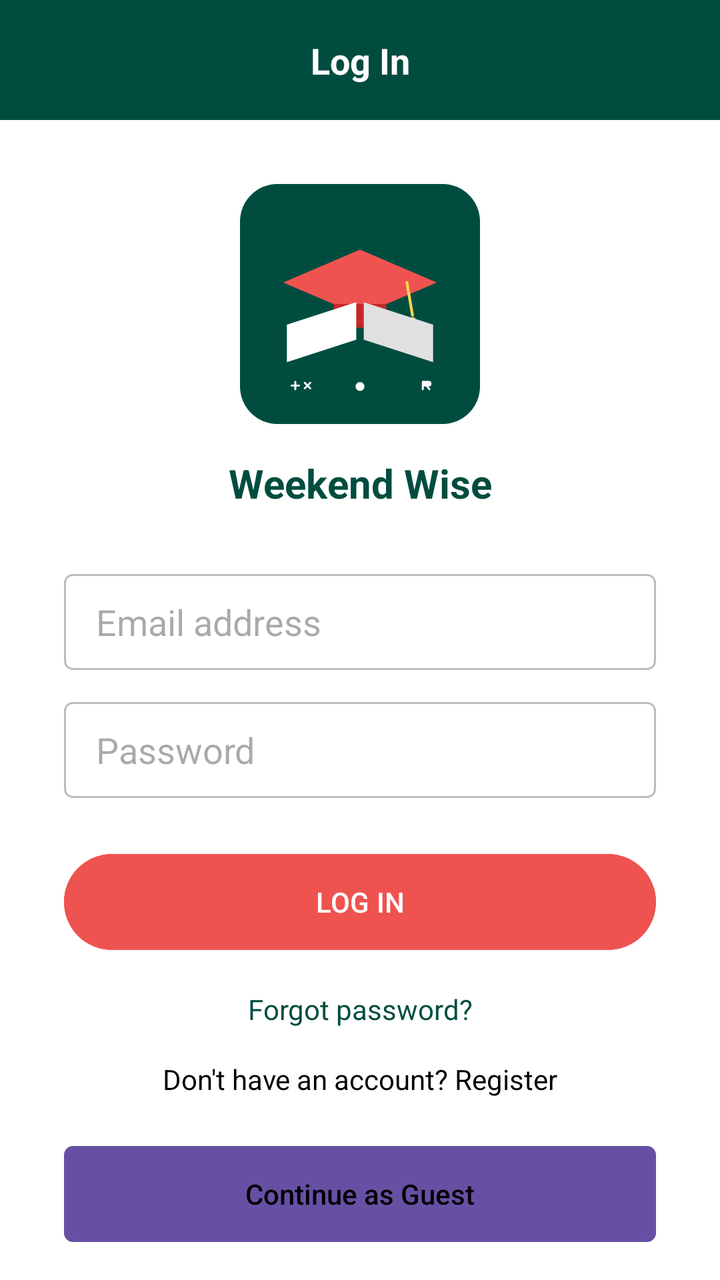
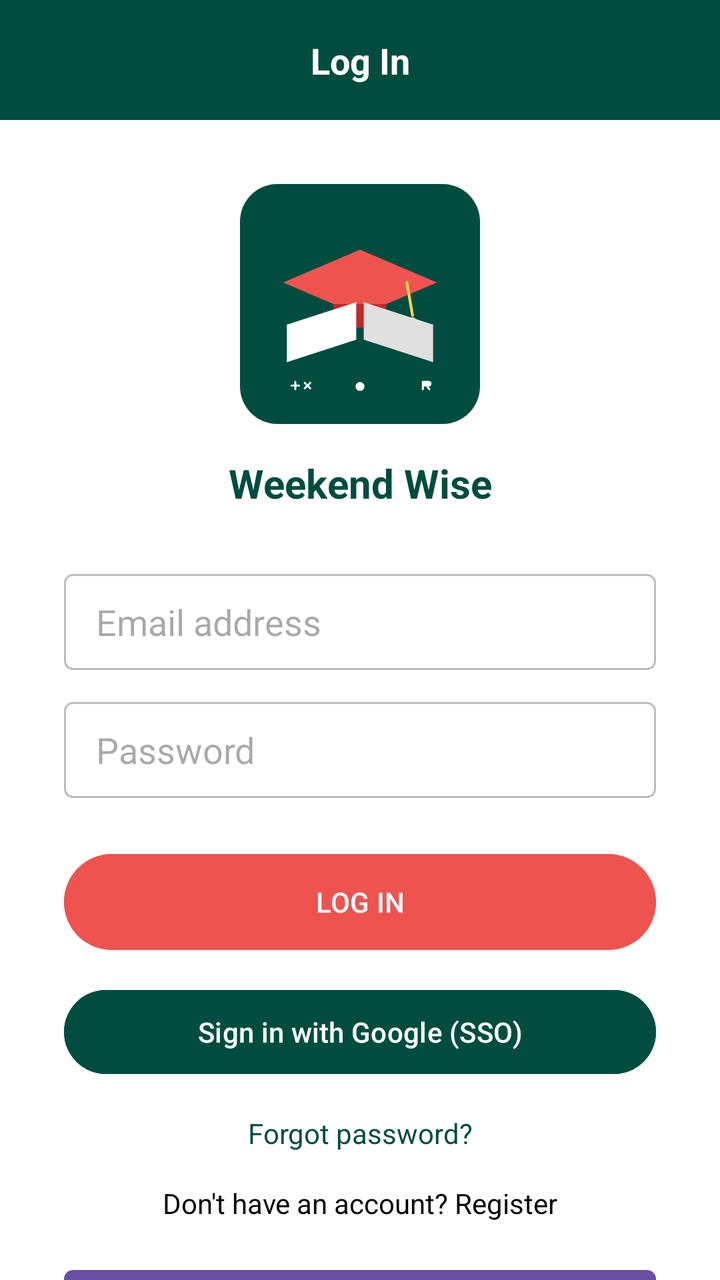

Two renders of the same Android screen: before a commit and after it. Below are the layout's source before the change and the commit's diff.
<!-- AndroidManifest.xml: application theme Theme.WeekendWize -->
<!-- res/layout/activity_main.xml -->
<?xml version="1.0" encoding="utf-8"?>
<androidx.constraintlayout.widget.ConstraintLayout xmlns:android="http://schemas.android.com/apk/res/android"
    xmlns:app="http://schemas.android.com/apk/res-auto"
    xmlns:tools="http://schemas.android.com/tools"
    android:id="@+id/main"
    android:layout_width="match_parent"
    android:layout_height="match_parent"
    android:background="@color/white"
    tools:context=".MainActivity">

    <View
        android:id="@+id/topBar"
        android:layout_width="0dp"
        android:layout_height="60dp"
        android:background="@color/primary_teal"
        app:layout_constraintEnd_toEndOf="parent"
        app:layout_constraintStart_toStartOf="parent"
        app:layout_constraintTop_toTopOf="parent" />

    <TextView
        android:id="@+id/tvLoginTitle"
        android:layout_width="wrap_content"
        android:layout_height="wrap_content"
        android:text="@string/login_title"
        android:textColor="@color/white"
        android:textSize="18sp"
        android:textStyle="bold"
        app:layout_constraintBottom_toBottomOf="@+id/topBar"
        app:layout_constraintEnd_toEndOf="@+id/topBar"
        app:layout_constraintStart_toStartOf="@+id/topBar"
        app:layout_constraintTop_toTopOf="@+id/topBar" />

    <ImageView
        android:id="@+id/ivLogo"
        android:layout_width="120dp"
        android:layout_height="120dp"
        android:layout_marginTop="32dp"
        android:src="@drawable/ic_app_logo"
        app:layout_constraintEnd_toEndOf="parent"
        app:layout_constraintStart_toStartOf="parent"
        app:layout_constraintTop_toBottomOf="@+id/topBar" />

    <TextView
        android:id="@+id/tvBrandName"
        android:layout_width="wrap_content"
        android:layout_height="wrap_content"
        android:layout_marginTop="16dp"
        android:text="@string/weekend_wise"
        android:textColor="@color/primary_teal"
        android:textSize="20sp"
        android:textStyle="bold"
        app:layout_constraintEnd_toEndOf="parent"
        app:layout_constraintStart_toStartOf="parent"
        app:layout_constraintTop_toBottomOf="@+id/ivLogo" />

    <EditText
        android:id="@+id/etEmail"
        android:layout_width="0dp"
        android:layout_height="48dp"
        android:layout_marginStart="32dp"
        android:layout_marginTop="32dp"
        android:layout_marginEnd="32dp"
        android:background="@drawable/edit_text_border"
        android:hint="@string/email_address"
        android:inputType="textEmailAddress"
        android:paddingStart="16dp"
        android:paddingEnd="16dp"
        app:layout_constraintEnd_toEndOf="parent"
        app:layout_constraintStart_toStartOf="parent"
        app:layout_constraintTop_toBottomOf="@+id/tvBrandName" />

    <EditText
        android:id="@+id/etPassword"
        android:layout_width="0dp"
        android:layout_height="48dp"
        android:layout_marginStart="32dp"
        android:layout_marginTop="16dp"
        android:layout_marginEnd="32dp"
        android:background="@drawable/edit_text_border"
        android:hint="@string/password"
        android:inputType="textPassword"
        android:paddingStart="16dp"
        android:paddingEnd="16dp"
        app:layout_constraintEnd_toEndOf="parent"
        app:layout_constraintStart_toStartOf="parent"
        app:layout_constraintTop_toBottomOf="@+id/etEmail" />

    <Button
        android:id="@+id/btnLogin"
        android:layout_width="0dp"
        android:layout_height="56dp"
        android:layout_marginStart="32dp"
        android:layout_marginTop="24dp"
        android:layout_marginEnd="32dp"
        android:backgroundTint="@color/login_button_red"
        android:text="@string/log_in_button"
        android:textColor="@color/white"
        app:layout_constraintEnd_toEndOf="parent"
        app:layout_constraintStart_toStartOf="parent"
        app:layout_constraintTop_toBottomOf="@+id/etPassword" />

    <TextView
        android:id="@+id/tvForgotPassword"
        android:layout_width="wrap_content"
        android:layout_height="wrap_content"
        android:layout_marginTop="16dp"
        android:text="@string/forgot_password"
        android:textColor="@color/primary_teal"
        app:layout_constraintEnd_toEndOf="parent"
        app:layout_constraintStart_toStartOf="parent"
        app:layout_constraintTop_toBottomOf="@+id/btnLogin" />

    <TextView
        android:id="@+id/tvRegister"
        android:layout_width="wrap_content"
        android:layout_height="wrap_content"
        android:layout_marginTop="16dp"
        android:text="@string/dont_have_account_register"
        android:textColor="@color/black"
        app:layout_constraintEnd_toEndOf="parent"
        app:layout_constraintStart_toStartOf="parent"
        app:layout_constraintTop_toBottomOf="@+id/tvForgotPassword" />

    <Button
        android:id="@+id/btnGuest"
        style="?android:attr/borderlessButtonStyle"
        android:layout_width="0dp"
        android:layout_height="48dp"
        android:layout_marginStart="32dp"
        android:layout_marginTop="24dp"
        android:layout_marginEnd="32dp"
        android:background="@drawable/edit_text_border"
        android:text="@string/continue_as_guest"
        android:textAllCaps="false"
        android:textColor="@color/black"
        app:layout_constraintEnd_toEndOf="parent"
        app:layout_constraintStart_toStartOf="parent"
        app:layout_constraintTop_toBottomOf="@+id/tvRegister" />

</androidx.constraintlayout.widget.ConstraintLayout>
<!-- resources referenced by this layout -->
<resources>
  <color name="black">#FF000000</color>
  <color name="login_button_red">#EF5350</color>
  <color name="primary_teal">#004D40</color>
  <color name="white">#FFFFFFFF</color>
  <!-- drawable edit_text_border (drawable) -->
  <?xml version="1.0" encoding="utf-8"?>
  <shape xmlns:android="http://schemas.android.com/apk/res/android">
      <stroke android:width="1dp" android:color="@color/input_field_border" />
      <corners android:radius="4dp" />
      <solid android:color="@color/white" />
  </shape>
  <!-- drawable ic_app_logo (drawable) -->
  <vector xmlns:android="http://schemas.android.com/apk/res/android"
      android:width="256dp"
      android:height="256dp"
      android:viewportWidth="256"
      android:viewportHeight="256">
      
      <path
          android:fillColor="#004D40"
          android:pathData="M40,0 L216,0 A40,40 0,0 1 256,40 L256,216 A40,40 0,0 1 216,256 L40,256 A40,40 0,0 1 0,216 L0,40 A40,40 0,0 1 40,0 Z" />
  
      
      <path
          android:fillColor="#EF5350"
          android:pathData="M128,70 L210,105 L128,140 L46,105 Z" />
      <path
          android:fillColor="#C62828"
          android:pathData="M100,128 L100,148 C100,155 156,155 156,148 L156,128 Z" />
  
      
      <path
          android:fillColor="#FFD54F"
          android:pathData="M178,105 L184,140"
          android:strokeColor="#FFD54F"
          android:strokeWidth="3"
          android:strokeLineCap="round"/>
      <path
          android:fillColor="#FFD54F"
          android:pathData="M184,142 A4,4 0,1 1 183.9,142 Z" />
  
      
      <path
          android:fillColor="#FFFFFF"
          android:pathData="M50,150 L124,126 L124,166 L50,190 Z" />
      <path
          android:fillColor="#E0E0E0"
          android:pathData="M132,126 L206,150 L206,190 L132,166 Z" />
  
      
      
      
      <path
          android:fillColor="#FFFFFF"
          android:pathData="M55,215 L63,215 M59,211 L59,219 M69,212 L75,218 M75,212 L69,218"
          android:strokeColor="#FFFFFF"
          android:strokeWidth="2"
          android:strokeLineCap="round" />
  
      
      <path
          android:fillColor="#FFFFFF"
          android:pathData="M128,212 A4,4 0,1 0 128,220 A4,4 0,1 0 128,212 Z"
          android:strokeColor="#FFFFFF"
          android:strokeWidth="1.5" />
  
      
      <path
          android:fillColor="#FFFFFF"
          android:pathData="M195,211 L201,211 C204,211 204,215 201,215 L195,215 L195,219 M195,211 L195,219 M199,215 L202,219"
          android:strokeColor="#FFFFFF"
          android:strokeWidth="2"
          android:strokeLineCap="round"
          android:strokeLineJoin="round" />
  </vector>
  <string name="continue_as_guest">Continue as Guest</string>
  <string name="dont_have_account_register">Don\'t have an account? Register</string>
  <string name="email_address">Email address</string>
  <string name="forgot_password">Forgot password?</string>
  <string name="log_in_button">LOG IN</string>
  <string name="login_title">Log In</string>
  <string name="password">Password</string>
  <string name="weekend_wise">Weekend Wise</string>
  <style name="Theme.WeekendWize" parent="Base.Theme.WeekendWize" />
  <color name="input_field_border">#BDBDBD</color>
  <style name="Base.Theme.WeekendWize" parent="Theme.Material3.DayNight.NoActionBar">
          
          
      </style>
</resources>

<!-- the commit's change to res/layout/activity_main.xml (unified diff, before → after) -->
@@ -99,6 +99,21 @@
         app:layout_constraintStart_toStartOf="parent"
         app:layout_constraintTop_toBottomOf="@+id/etPassword" />
 
+    <Button
+        android:id="@+id/btnGoogleSso"
+        android:layout_width="0dp"
+        android:layout_height="50dp"
+        android:layout_marginStart="32dp"
+        android:layout_marginTop="12dp"
+        android:layout_marginEnd="32dp"
+        android:backgroundTint="@color/primary_teal"
+        android:text="@string/sso_google_login"
+        android:textAllCaps="false"
+        android:textColor="@color/white"
+        app:layout_constraintEnd_toEndOf="parent"
+        app:layout_constraintStart_toStartOf="parent"
+        app:layout_constraintTop_toBottomOf="@+id/btnLogin" />
+
     <TextView
         android:id="@+id/tvForgotPassword"
         android:layout_width="wrap_content"
@@ -108,7 +123,7 @@
         android:textColor="@color/primary_teal"
         app:layout_constraintEnd_toEndOf="parent"
         app:layout_constraintStart_toStartOf="parent"
-        app:layout_constraintTop_toBottomOf="@+id/btnLogin" />
+        app:layout_constraintTop_toBottomOf="@+id/btnGoogleSso" />
 
     <TextView
         android:id="@+id/tvRegister"
<!-- resource entries referenced after the edit -->
@@ -82,6 +82,7 @@
   <string name="log_in_button">LOG IN</string>
   <string name="login_title">Log In</string>
   <string name="password">Password</string>
+  <string name="sso_google_login">Sign in with Google (SSO)</string>
   <string name="weekend_wise">Weekend Wise</string>
   <style name="Theme.WeekendWize" parent="Base.Theme.WeekendWize" />
   <color name="input_field_border">#BDBDBD</color>
